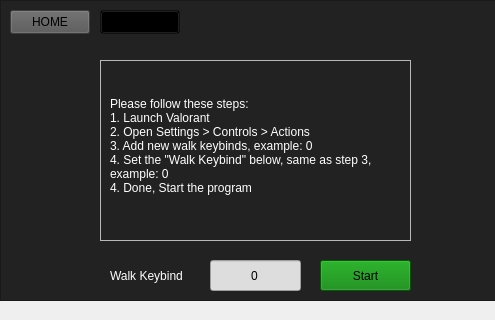
Above: src/app.ui from pixelwhiz/starfing-helper before the change; both pictures show x 0 to 495 and y 0 to 320 of the 800 by 600 pixel window. Below: the same form after it.
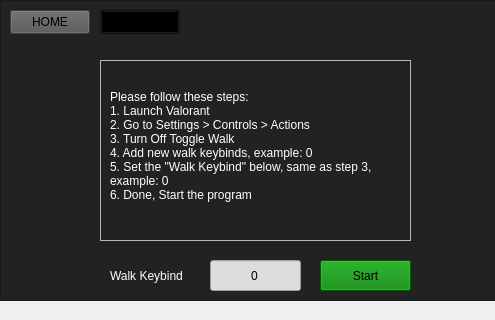
That is the form after the change. Icons and pictures are not drawn.

```diff
--- a/src/app.ui
+++ b/src/app.ui
@@ -59,11 +59,12 @@
     <property name="text">
      <string>Please follow these steps:
 1. Launch Valorant
-2. Open Settings &gt; Controls &gt; Actions
-3. Add new walk keybinds, example: 0
-4. Set the &quot;Walk Keybind&quot; below, same as step 3,
+2. Go to Settings &gt; Controls &gt; Actions
+3. Turn Off Toggle Walk
+4. Add new walk keybinds, example: 0
+5. Set the &quot;Walk Keybind&quot; below, same as step 3,
 example: 0
-4. Done, Start the program</string>
+6. Done, Start the program</string>
     </property>
    </widget>
   </widget>
```
